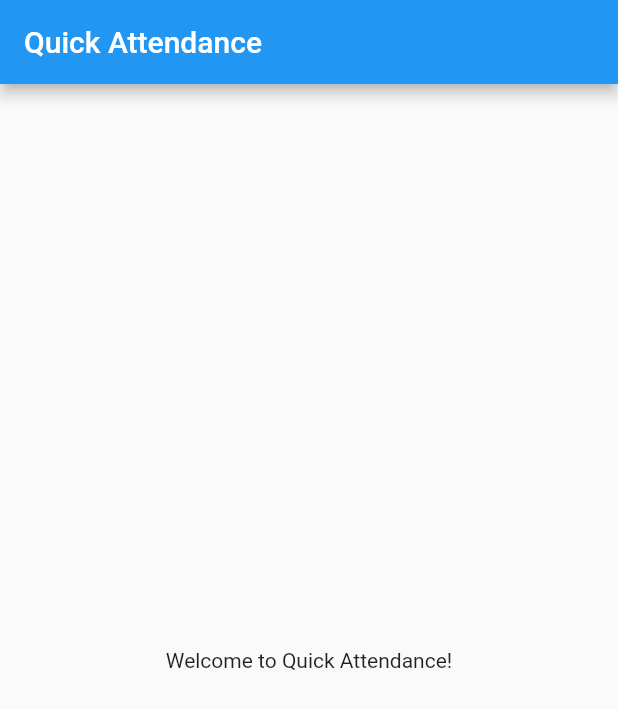
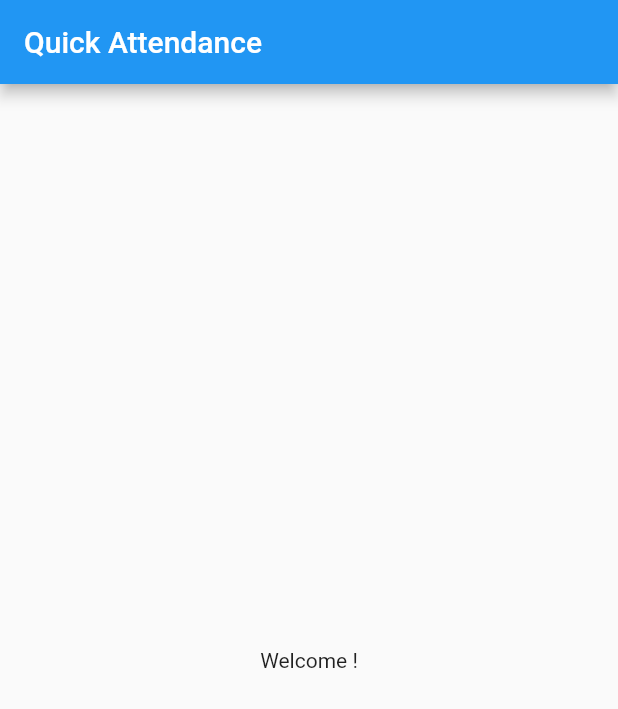
Before and after one commit to shankarkharel/quick_attendance, a Flutter app: the screen it shows after launch, on a phone screen of 412 x 824 dp. Shown: the top 709 px of the screen. Run offline on Flutter 3.47's test engine with Material 2 defaults, Android fonts, the light colour scheme and no system bars.

Commit message:
Changed text

```diff
--- a/lib/home_page.dart
+++ b/lib/home_page.dart
@@ -8,7 +8,7 @@ class HomePage extends StatelessWidget {
     return SafeArea(
       child: Scaffold(
           appBar: AppBar(title: const Text('Quick Attendance')),
-          body: const Center(child: Text('Welcome to Quick Attendance!'))),
+          body: const Center(child: Text('Welcome !'))),
     );
   }
 }
```
